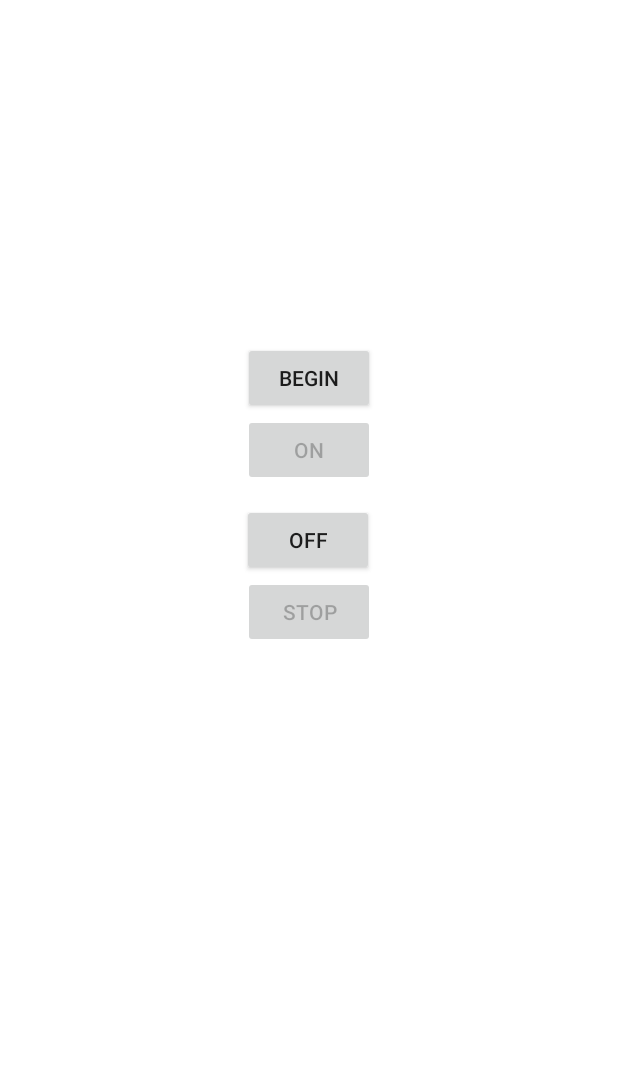
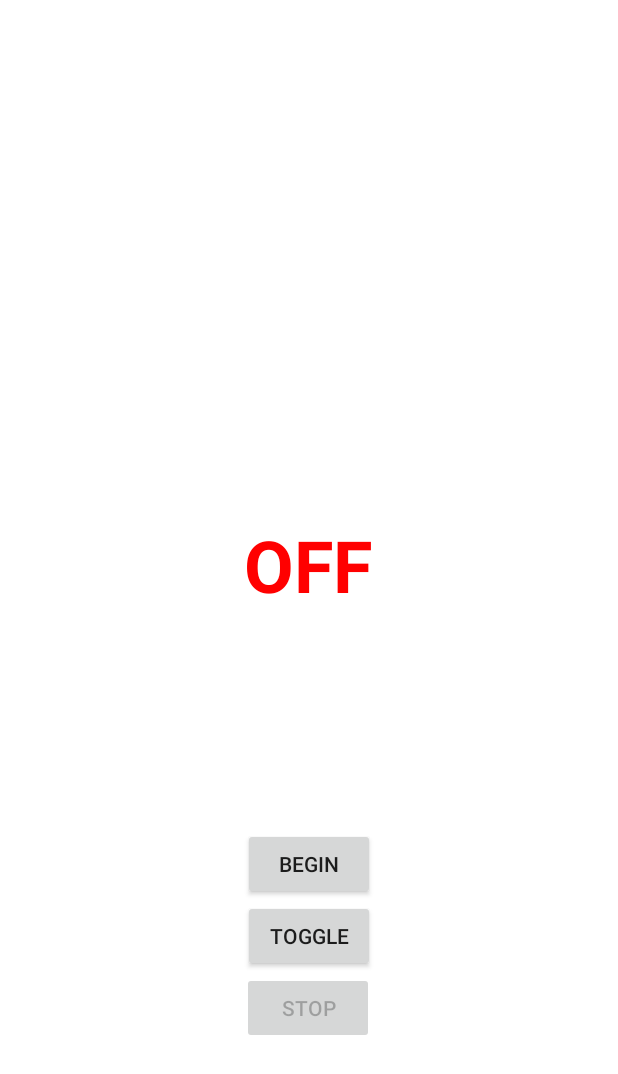
Before and after one commit to isheikh8492/Teensy-Android-LED-Converter, an Android app: the screen it shows after launch (MainActivity), on a phone screen of 412 x 824 dp. Shown: the top 1074 px of the screen. Run offline under Robolectric (Android 15) with nearby library versions, the phone set to English and light mode, and no system bars; libraries missing offline, so code that uses them is left out: com.felhr.usbserial.

Commit message:
improved UI + button layout

```diff
--- a/app/src/main/java/com/example/arduinoandroidled/MainActivity.java
+++ b/app/src/main/java/com/example/arduinoandroidled/MainActivity.java
@@ -25,8 +25,10 @@ import java.util.HashMap;
 import java.util.Map;
 
 public class MainActivity extends Activity {
+    private boolean toggleFlag = false;
     public final String ACTION_USB_PERMISSION = "com.example.arduinoandroidled.USB_PERMISSION";
-    Button startButton, sendButton, clearButton, stopButton;
+    Button startButton, sendButton, clearButton, stopButton, toggleButton;
+    TextView indicator;
     TextView textView;
     UsbManager usbManager;
     UsbDevice device;
@@ -94,10 +96,12 @@ public class MainActivity extends Activity {
         setContentView(R.layout.activity_main);
         usbManager = (UsbManager) getSystemService(this.USB_SERVICE);
         startButton = (Button) findViewById(R.id.buttonStart);
-        sendButton = (Button) findViewById(R.id.buttonSend);
-        clearButton = (Button) findViewById(R.id.buttonClear);
+//        sendButton = (Button) findViewById(R.id.buttonSend);
+//        clearButton = (Button) findViewById(R.id.buttonClear);
         stopButton = (Button) findViewById(R.id.buttonStop);
+        toggleButton = (Button) findViewById(R.id.buttonToggle);
         textView = (TextView) findViewById(R.id.textView);
+        indicator = (TextView) findViewById(R.id.Indicator);
         setUiEnabled(false);
         IntentFilter filter = new IntentFilter();
         filter.addAction(ACTION_USB_PERMISSION);
@@ -110,7 +114,7 @@ public class MainActivity extends Activity {
 
     public void setUiEnabled(boolean bool) {
         startButton.setEnabled(!bool);
-        sendButton.setEnabled(bool);
+//        sendButton.setEnabled(bool);
         stopButton.setEnabled(bool);
         textView.setEnabled(bool);
 
@@ -142,7 +146,22 @@ public class MainActivity extends Activity {
 
     }
 
+    public void onClickToggle(View view) {
+        if (stopButton.isEnabled()) {
+            if (!toggleFlag) {
+                onClickSend(startButton);
+                indicator.setText("ON");
+                indicator.setTextColor(getResources().getColor(R.color.green));
+            } else {
+                onClickClear(clearButton);
+                indicator.setText("OFF");
+                indicator.setTextColor(getResources().getColor(R.color.red));
+            }
+        }
+    }
+
     public void onClickSend(View view) {
+        toggleFlag = true;
 //        String string = editText.getText().toString();
         String string = "ON".toString();
         serialPort.write(string.getBytes());
@@ -151,6 +170,12 @@ public class MainActivity extends Activity {
     }
 
     public void onClickStop(View view) {
+        if (toggleFlag) {
+            onClickClear(clearButton);
+            indicator.setText("OFF");
+            indicator.setTextColor(getResources().getColor(R.color.red));
+        }
+        textView.setText("");
         setUiEnabled(false);
         serialPort.close();
         Date currentTime = Calendar.getInstance().getTime();
@@ -159,6 +184,7 @@ public class MainActivity extends Activity {
     }
 
     public void onClickClear(View view) {
+        toggleFlag = false;
         String string = "OFF".toString();
         serialPort.write(string.getBytes());
         tvAppend(textView, "\nData Sent : " + string + "\n");
--- a/app/src/main/res/layout/activity_main.xml
+++ b/app/src/main/res/layout/activity_main.xml
@@ -11,27 +11,26 @@
     tools:context=".MainActivity">
 
 
+    <!--    <Button-->
+    <!--        android:id="@+id/buttonSend"-->
+    <!--        android:layout_width="wrap_content"-->
+    <!--        android:layout_height="wrap_content"-->
+    <!--        android:onClick="onClickSend"-->
+    <!--        android:text="ON"-->
+    <!--        app:layout_constraintEnd_toEndOf="parent"-->
+    <!--        app:layout_constraintStart_toStartOf="parent"-->
+    <!--        app:layout_constraintTop_toBottomOf="@+id/buttonStart" />-->
+
     <Button
         android:id="@+id/buttonStart"
         android:layout_width="wrap_content"
         android:layout_height="wrap_content"
-        android:layout_marginTop="212dp"
         android:onClick="onClickStart"
         android:text="Begin"
+        app:layout_constraintBottom_toTopOf="@+id/buttonToggle"
         app:layout_constraintEnd_toEndOf="parent"
         app:layout_constraintHorizontal_bias="0.501"
-        app:layout_constraintStart_toStartOf="parent"
-        app:layout_constraintTop_toTopOf="parent" />
-
-    <Button
-        android:id="@+id/buttonSend"
-        android:layout_width="wrap_content"
-        android:layout_height="wrap_content"
-        android:onClick="onClickSend"
-        android:text="ON"
-        app:layout_constraintEnd_toEndOf="parent"
-        app:layout_constraintStart_toStartOf="parent"
-        app:layout_constraintTop_toBottomOf="@+id/buttonStart" />
+        app:layout_constraintStart_toStartOf="parent" />
 
     <TextView
         android:id="@+id/textView"
@@ -43,25 +42,56 @@
         app:layout_constraintTop_toTopOf="parent"
         app:layout_constraintVertical_bias="0.022" />
 
+    <!--    <Button-->
+    <!--        android:id="@+id/buttonClear"-->
+    <!--        android:layout_width="wrap_content"-->
+    <!--        android:layout_height="wrap_content"-->
+    <!--        android:layout_marginTop="12dp"-->
+    <!--        android:onClick="onClickClear"-->
+    <!--        android:text="OFF"-->
+    <!--        app:layout_constraintEnd_toEndOf="parent"-->
+    <!--        app:layout_constraintHorizontal_bias="0.498"-->
+    <!--        app:layout_constraintStart_toStartOf="parent"-->
+    <!--        app:layout_constraintTop_toBottomOf="@+id/buttonSend" />-->
+
     <Button
         android:id="@+id/buttonStop"
         android:layout_width="wrap_content"
         android:layout_height="wrap_content"
+        android:layout_marginBottom="112dp"
         android:onClick="onClickStop"
         android:text="Stop"
+        app:layout_constraintBottom_toBottomOf="parent"
         app:layout_constraintEnd_toEndOf="parent"
-        app:layout_constraintStart_toStartOf="parent"
-        app:layout_constraintTop_toBottomOf="@+id/buttonClear" />
+        app:layout_constraintHorizontal_bias="0.498"
+        app:layout_constraintStart_toStartOf="parent" />
 
     <Button
-        android:id="@+id/buttonClear"
+        android:id="@+id/buttonToggle"
         android:layout_width="wrap_content"
         android:layout_height="wrap_content"
-        android:layout_marginTop="12dp"
-        android:onClick="onClickClear"
+        android:onClick="onClickToggle"
+        android:text="Toggle"
+        app:layout_constraintBottom_toTopOf="@+id/buttonStop"
+        app:layout_constraintEnd_toEndOf="parent"
+        app:layout_constraintStart_toStartOf="parent" />
+<!--        app:layout_constrainttop="@id/buttonStop" />-->
+
+    <TextView
+        android:id="@+id/Indicator"
+        android:layout_width="110dp"
+        android:layout_height="76dp"
+        android:layout_marginBottom="132dp"
         android:text="OFF"
+        android:textAlignment="center"
+        android:textColor="#FF0000"
+        android:textColorHighlight="#FF0000"
+        android:textColorHint="#FF0000"
+        android:textColorLink="#FF0000"
+        android:textSize="48sp"
+        android:textStyle="bold"
+        app:layout_constraintBottom_toTopOf="@+id/buttonStart"
         app:layout_constraintEnd_toEndOf="parent"
         app:layout_constraintHorizontal_bias="0.498"
-        app:layout_constraintStart_toStartOf="parent"
-        app:layout_constraintTop_toBottomOf="@+id/buttonSend" />
+        app:layout_constraintStart_toStartOf="parent" />
 </androidx.constraintlayout.widget.ConstraintLayout>
--- a/app/src/main/res/values/colors.xml
+++ b/app/src/main/res/values/colors.xml
@@ -7,4 +7,7 @@
     <color name="teal_700">#FF018786</color>
     <color name="black">#FF000000</color>
     <color name="white">#FFFFFFFF</color>
+    <color name="red">#FF0000</color>
+    <color name="green">#00FF00</color>
+
 </resources>
```
